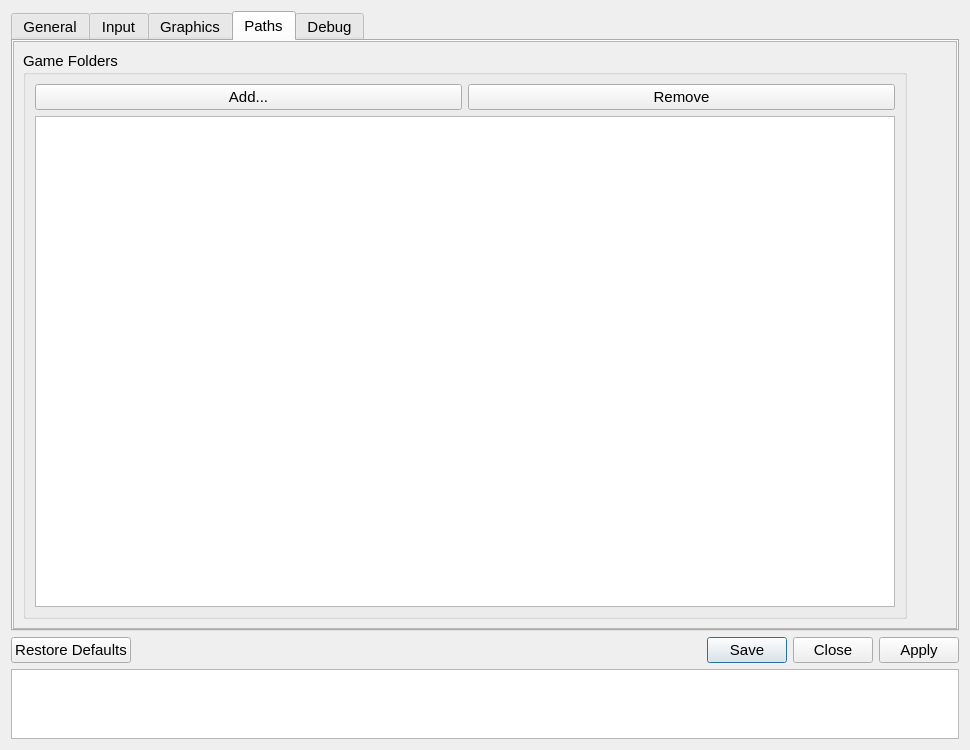
This is src/qt_gui/settings_dialog.ui in shadps4-emu/shadPS4 as Qt 5 draws it before an edit. The edited form follows.
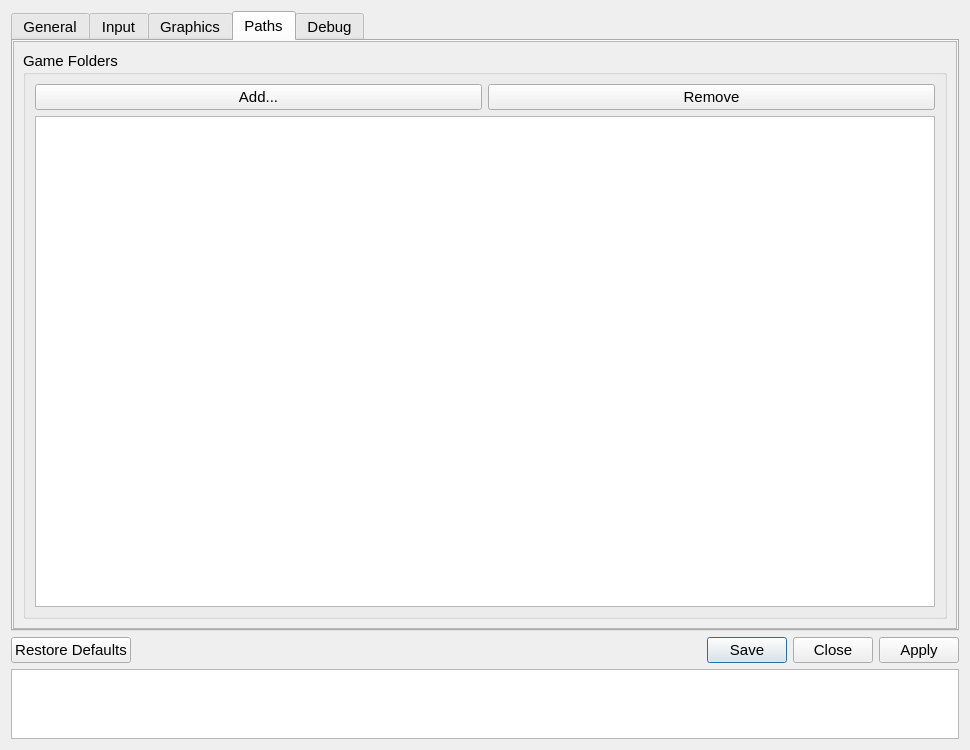
This is the edited form. The open tabs and pages were chosen to show the change. Icons and pictures are not drawn.

Commit message: Remove spacer in 'Paths' tab

Diff of the .ui file:
```diff
--- a/src/qt_gui/settings_dialog.ui
+++ b/src/qt_gui/settings_dialog.ui
@@ -1213,22 +1213,6 @@
             </layout>
            </widget>
           </item>
-          <item>
-           <spacer name="horizontalSpacer">
-            <property name="orientation">
-             <enum>Qt::Orientation::Horizontal</enum>
-            </property>
-            <property name="sizeType">
-             <enum>QSizePolicy::Policy::Preferred</enum>
-            </property>
-            <property name="sizeHint" stdset="0">
-             <size>
-              <width>40</width>
-              <height>20</height>
-             </size>
-            </property>
-           </spacer>
-          </item>
          </layout>
         </item>
        </layout>
```
Left out of the diff: 2 changed lines with no effect on the pictures.
